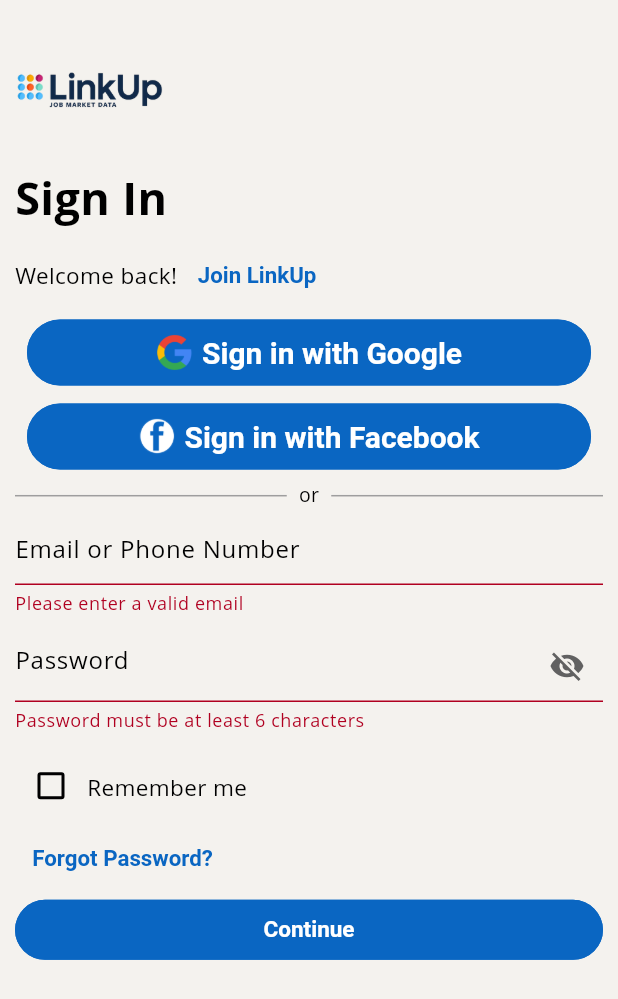
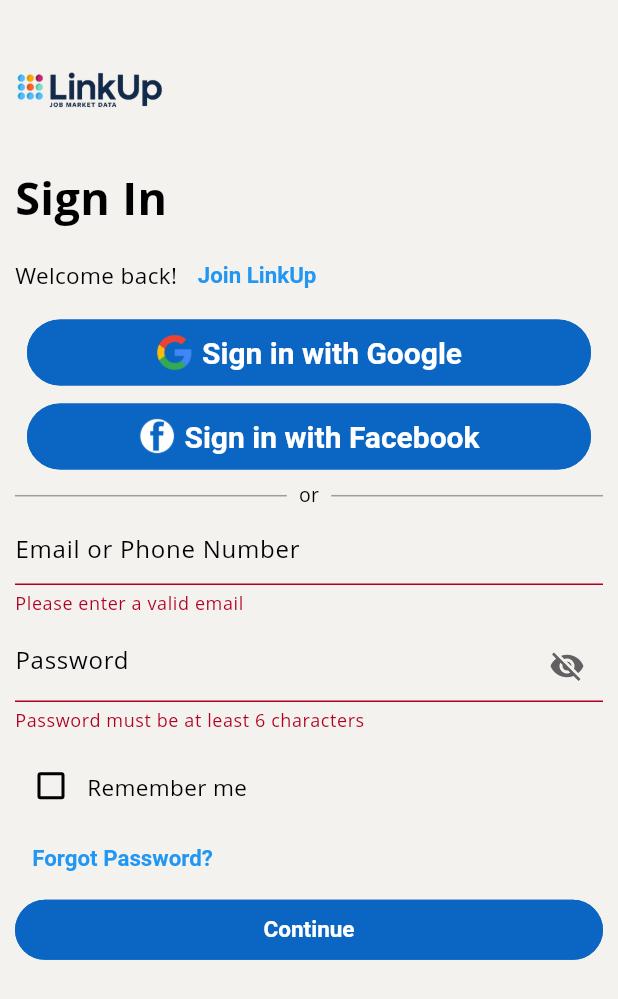
Before and after one commit to LinkUp-SW/Cross, a Flutter app: the screen it shows after launch, after a tap on "Continue", on a phone screen of 412 x 824 dp. Shown: the top 999 px of the screen. Run offline on Flutter 3.47's test engine with Material 3 defaults, Android fonts, the phone set to English and light mode, and no system bars; our stand-ins replace flutter_riverpod, flutter_screenutil, flutter_secure_storage, go_router, image_picker, intl_phone_field and 4 more; missing offline and left inert: any_link_preview, country_state_city_pro, flutter_cached_pdfview; Roboto replaces fonts that are missing (Open Sans).

```diff
--- a/lib/features/logIn/view/login_view.dart
+++ b/lib/features/logIn/view/login_view.dart
@@ -2,6 +2,7 @@ import 'package:flutter/material.dart';
 import 'package:flutter_riverpod/flutter_riverpod.dart';
 import 'package:flutter_screenutil/flutter_screenutil.dart';
 import 'package:go_router/go_router.dart';
+import 'package:link_up/core/services/storage.dart';
 import 'package:link_up/features/logIn/services/login_service.dart';
 import 'package:link_up/features/logIn/viewModel/login_view_model.dart';
 import 'package:link_up/features/logIn/widgets/widgets.dart';
@@ -21,6 +22,15 @@ class _LoginPageState extends ConsumerState<LoginPage> {
   final _passwordController = TextEditingController();
   final _formKey = GlobalKey<FormState>();
   bool _obsureText = true;
+
+  @override
+  void initState() {
+    super.initState();
+    WidgetsBinding.instance.addPostFrameCallback((_) async {
+      final logInNotifier = ref.read(logInProvider.notifier);
+      await logInNotifier.checkStoredCredentials();
+    });
+  }
 
   @override
   Widget build(BuildContext context) {
@@ -69,9 +79,16 @@ class _LoginPageState extends ConsumerState<LoginPage> {
                     width: 2.w,
                   ),
                   TextButton(
+                    key: const Key('joinLinkUpButton'),
                     onPressed: () {
                       context.push('/signup');
                     },
+                    style: const ButtonStyle(
+                      overlayColor: WidgetStatePropertyAll(Colors.transparent),
+                      foregroundColor: WidgetStatePropertyAll(
+                        Colors.blue,
+                      ),
+                    ),
                     child: const Text('Join LinkUp'),
                   )
                 ],
@@ -83,6 +100,7 @@ class _LoginPageState extends ConsumerState<LoginPage> {
                   Padding(
                     padding: const EdgeInsets.fromLTRB(8, 4, 8, 4),
                     child: ElevatedButton(
+                        key: const Key('googleSignInButton'),
                         onPressed: () {},
                         child: Row(
                           mainAxisAlignment: MainAxisAlignment.center,
@@ -108,6 +126,7 @@ class _LoginPageState extends ConsumerState<LoginPage> {
                   Padding(
                     padding: const EdgeInsets.fromLTRB(8, 4, 8, 4),
                     child: ElevatedButton(
+                        key: const Key('facebookSignInButton'),
                         onPressed: () {},
                         child: Row(
                           mainAxisAlignment: MainAxisAlignment.center,
@@ -132,12 +151,15 @@ class _LoginPageState extends ConsumerState<LoginPage> {
                   )
                 ],
               ),
-              const DividerWithText(text: 'or'),
+              const DividerWithText(
+                text: 'or',
+              ),
               Form(
                 key: _formKey,
                 child: Column(
                   children: [
                     TextFormField(
+                      key: const Key('emailField'),
                       controller: _emailController,
                       keyboardType: TextInputType.emailAddress,
                       decoration: const InputDecoration(
@@ -148,11 +170,13 @@ class _LoginPageState extends ConsumerState<LoginPage> {
                       height: 10,
                     ),
                     TextFormField(
+                      key: const Key('passwordField'),
                       controller: _passwordController,
                       obscureText: _obsureText,
                       decoration: InputDecoration(
                           hintText: 'Password',
                           suffixIcon: IconButton(
+                              key: const Key('togglePasswordVisibilityButton'),
                               onPressed: () {
                                 setState(() {
                                   _obsureText = !_obsureText;
@@ -173,6 +197,7 @@ class _LoginPageState extends ConsumerState<LoginPage> {
                           mainAxisAlignment: MainAxisAlignment.start,
                           children: [
                             Checkbox(
+                                key: const Key('rememberMeCheckbox'),
                                 checkColor: Colors.blue,
                                 value: _rememberMe,
                                 onChanged: (value) {
@@ -187,18 +212,34 @@ class _LoginPageState extends ConsumerState<LoginPage> {
                           ],
                         ),
                         TextButton(
-                            onPressed: () {
-                              context.push('/login/forgotpassword');
-                            },
-                            child: const Text('Forgot Password?')),
+                          key: const Key('forgotPasswordButton'),
+                          onPressed: () {
+                            context.push('/login/forgotpassword');
+                          },
+                          child: const Text('Forgot Password?'),
+                          style: const ButtonStyle(
+                            overlayColor:
+                                WidgetStatePropertyAll(Colors.transparent),
+                            foregroundColor: WidgetStatePropertyAll(
+                              Colors.blue,
+                            ),
+                          ),
+                        ),
                       ],
                     ),
                     Column(
                       crossAxisAlignment: CrossAxisAlignment.stretch,
                       children: [
                         ElevatedButton(
+                            key: const Key('continueButton'),
                             onPressed: () {
                               if (_formKey.currentState!.validate()) {
+                                if (_rememberMe) {
+                                  rememberMe(
+                                    _emailController.text,
+                                    _passwordController.text,
+                                  );
+                                }
                                 logInNotifier.logIn(
                                   _emailController.text,
                                   _passwordController.text,
--- a/lib/features/logIn/viewModel/login_view_model.dart
+++ b/lib/features/logIn/viewModel/login_view_model.dart
@@ -1,4 +1,7 @@
+import 'dart:math';
+
 import 'package:flutter_riverpod/flutter_riverpod.dart';
+import 'package:link_up/core/services/storage.dart';
 import 'package:link_up/features/logIn/model/login_model.dart';
 import 'package:link_up/features/logIn/services/login_service.dart';
 import 'package:link_up/features/logIn/state/login_state.dart';
@@ -27,7 +30,19 @@ class LogInNotifier extends StateNotifier<LogInState> {
       }
     } catch (e) {
       print(e.toString());
-      state = LogInErrorState(e.toString());
+      state = const LogInErrorState(
+          'There was an error logging in. Please try again.');
+    }
+  }
+
+  Future<void> checkStoredCredentials() async {
+    // Check if email and password are stored in secure storage
+    if (await checkForRememberMe()) {
+      // Retrieve stored credentials
+      final credentials = await returncred();
+
+      // Automatically log in if credentials are found
+      logIn(credentials[0], credentials[1]);
     }
   }
 }
```
